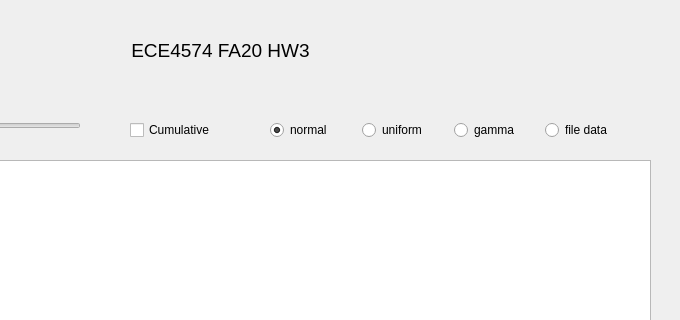
DhairyaSurana/Qt-Distribution, file mainwindow.ui: the form before one commit; both pictures show x 230 to 910 and y 0 to 320 of the 910 by 661 pixel window.
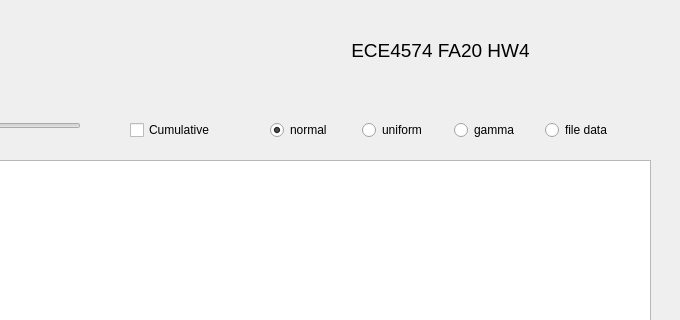
The form after the commit. Custom widgets are drawn as their Qt base class.

Commit message: Changed title to HW4

```diff
--- a/mainwindow.ui
+++ b/mainwindow.ui
@@ -79,7 +79,7 @@
    <widget class="QLabel" name="title">
     <property name="geometry">
      <rect>
-      <x>310</x>
+      <x>530</x>
       <y>30</y>
       <width>281</width>
       <height>41</height>
@@ -91,7 +91,7 @@
      </font>
     </property>
     <property name="text">
-     <string>ECE4574 FA20 HW3</string>
+     <string>ECE4574 FA20 HW4</string>
     </property>
     <property name="textFormat">
      <enum>Qt::PlainText</enum>
```
